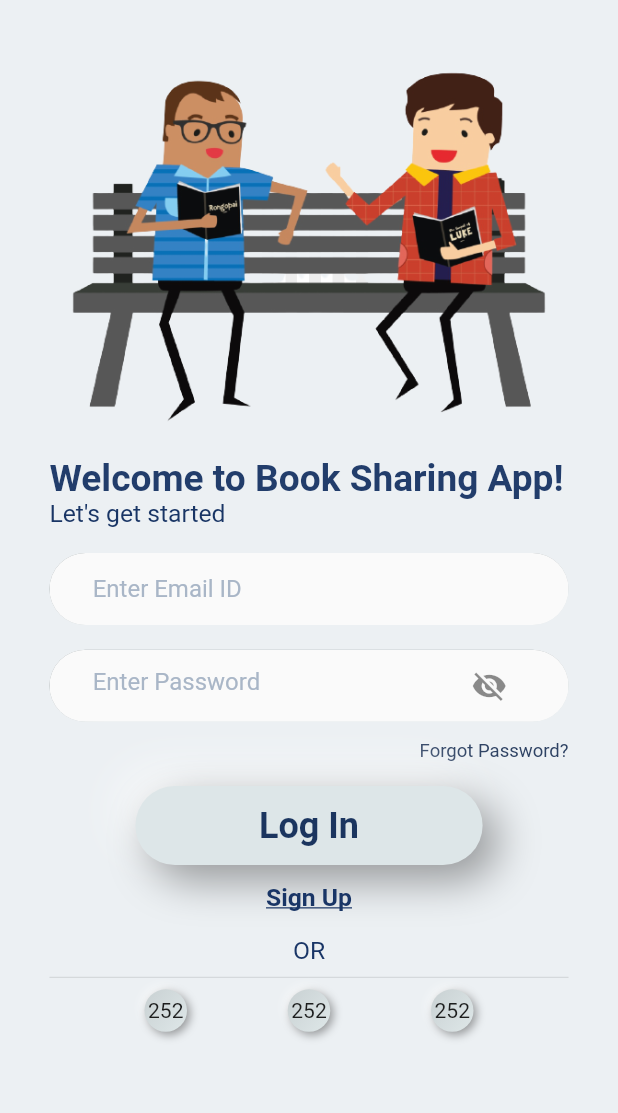
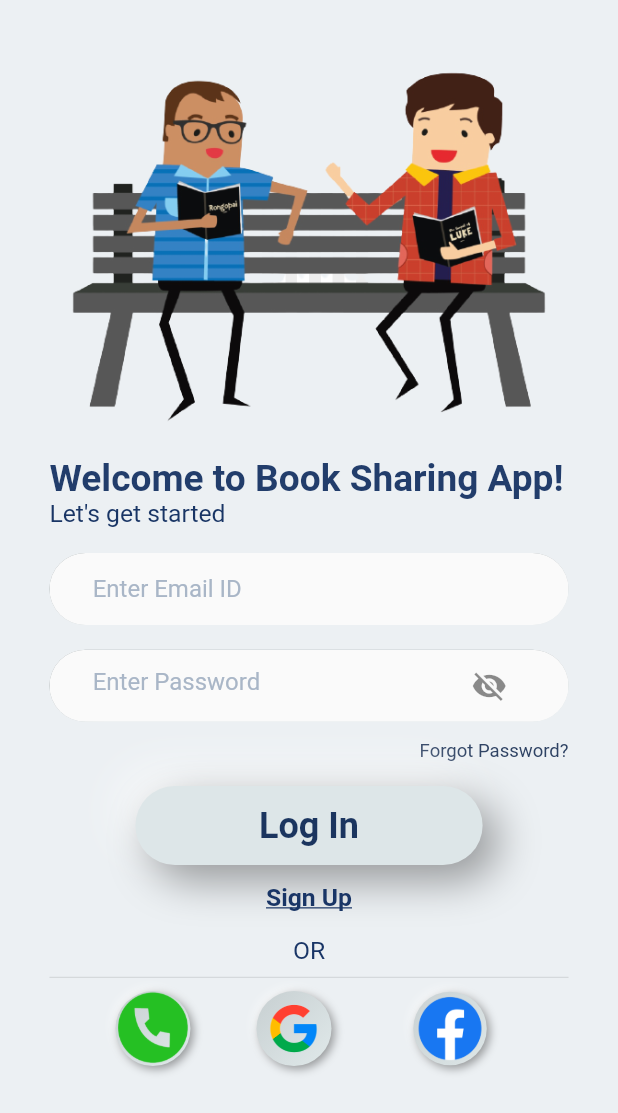
Before and after one commit to Swatidhoke2324/book_sharing_management_application, a Flutter app: the screen it shows after launch, on a phone screen of 412 x 824 dp. Shown: the top 1113 px of the screen. Run offline on Flutter 3.47's test engine with Material 2 defaults, Android fonts, the light colour scheme and no system bars; drawn by our look-alikes of flutter_neumorphic; our stand-ins replace cloud_firestore, firebase_auth, firebase_core, modal_progress_hud, pinput; accounts and stored records are empty; Roboto replaces fonts that are missing (Product Sans, Source Sans Pro).

Commit message:
social media icons added

```diff
--- a/lib/components/social_media_radio_button.dart
+++ b/lib/components/social_media_radio_button.dart
@@ -9,7 +9,7 @@ class SocialMediaRadioButton extends StatelessWidget {
   Widget build(BuildContext context) {
     final width = MediaQuery.of(context).size.width;
     return NeumorphicRadio(
-      padding: EdgeInsets.all(width * 0.015),
+      padding: EdgeInsets.all(width * 0.00),
       child: smrbChild,
       style: NeumorphicRadioStyle(
         boxShape: NeumorphicBoxShape.circle(),
--- a/lib/screens/login_screen/login_screen_body.dart
+++ b/lib/screens/login_screen/login_screen_body.dart
@@ -1,4 +1,3 @@
-
 import 'dart:io';
 import 'package:book_sharing_management_application/components/customized_button.dart';
 import 'package:book_sharing_management_application/components/customized_text_form_field.dart';
@@ -10,7 +9,6 @@ import 'package:flutter/material.dart';
 import 'package:firebase_auth/firebase_auth.dart';
 import 'package:flutter_neumorphic/flutter_neumorphic.dart';
 import 'package:modal_progress_hud/modal_progress_hud.dart';
-
 
 class LoginScreenBody extends StatefulWidget {
   static const String id = 'login_screen_body';
@@ -224,9 +222,16 @@ class _LoginScreenBodyState extends State<LoginScreenBody> {
                           Row(
                             mainAxisAlignment: MainAxisAlignment.spaceEvenly,
                             children: [
-                              SocialMediaRadioButton(smrbChild: Text("252")),
-                              SocialMediaRadioButton(smrbChild: Text("252")),
-                              SocialMediaRadioButton(smrbChild: Text("252")),
+                              SocialMediaRadioButton(smrbChild: Container(
+                                width:50,
+                                child: Image.asset("assets/images/phone.png"),)
+                              ),
+                              SocialMediaRadioButton(smrbChild: Container(
+                                width: 50,
+                                child: Image.asset("assets/images/google.png"),)),
+                              SocialMediaRadioButton(smrbChild: Container(
+                                width: 70,
+                                child: Image.asset("assets/images/facebook_logo.png"),)),
                             ],
                           ),
                         ],
```
Also changed, not shown: assets/images/facebook_logo.png (added), assets/images/google.png (added), assets/images/phone.png (added).
